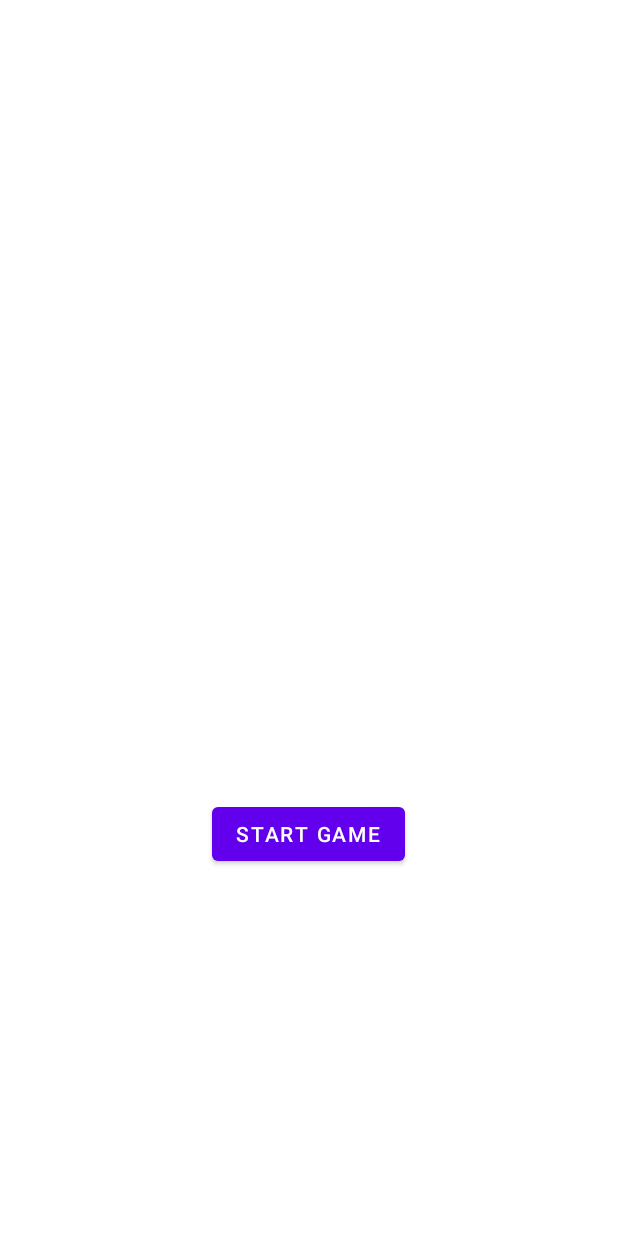
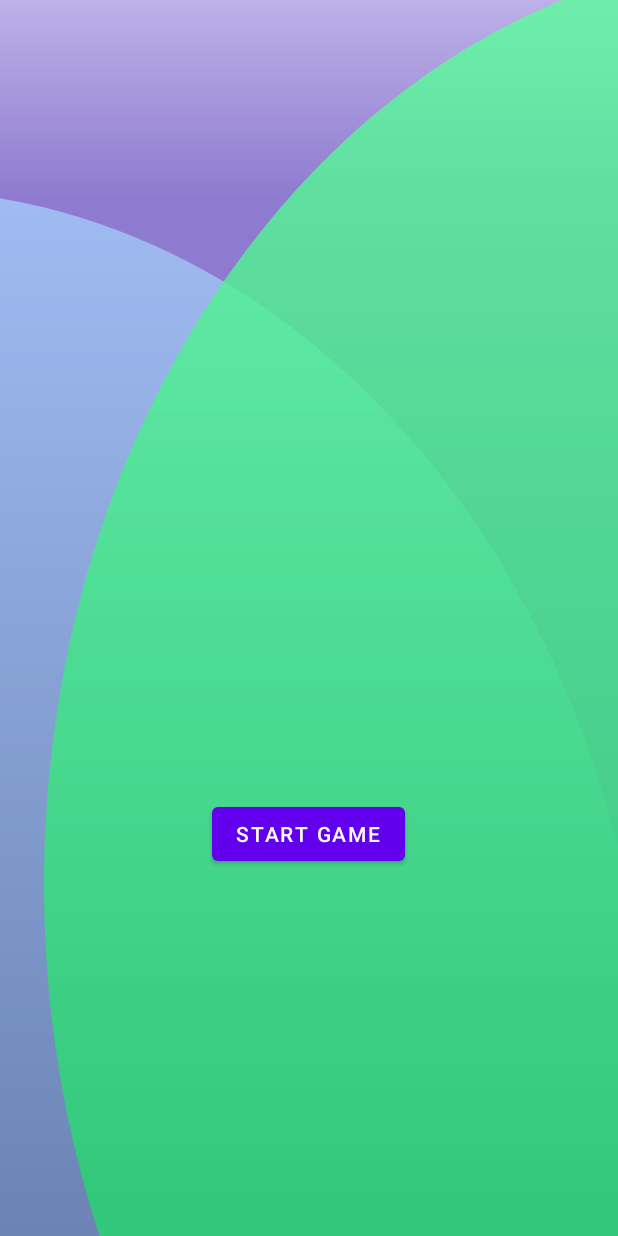
Before and after one commit to himelsaha29/Google_Montreal_Hackathon_2021, an Android app: the screen it shows after launch (WelcomeActivity), on a phone screen of 412 x 824 dp. Run offline under Robolectric (Android 15) with nearby library versions, the phone set to English and light mode, and no system bars; libraries missing offline, so code that uses them is left out: com.cocoahero.android; 3 statements that could not run were skipped.

Commit message:
Backgrounds added

```diff
--- /dev/null
+++ b/app/src/main/res/drawable/background.xml
@@ -0,0 +1,58 @@
+<vector xmlns:android="http://schemas.android.com/apk/res/android"
+    xmlns:aapt="http://schemas.android.com/aapt"
+    android:width="393dp"
+    android:height="770dp"
+    android:viewportWidth="393"
+    android:viewportHeight="770">
+    <group>
+        <clip-path
+            android:pathData="M0,0h393v770h-393z"/>
+        <path
+            android:pathData="M0,0h393v770h-393z">
+            <aapt:attr name="android:fillColor">
+                <gradient
+                    android:startY="0"
+                    android:startX="196.5"
+                    android:endY="770"
+                    android:endX="196.5"
+                    android:type="linear">
+                    <item android:offset="0" android:color="#FFBDB1E8"/>
+                    <item android:offset="0.162" android:color="#FF8E7ACF"/>
+                    <item android:offset="1" android:color="#FF8774C3"/>
+                </gradient>
+            </aapt:attr>
+        </path>
+        <path
+            android:pathData="M-546,698a480,580 0,1 0,960 0a480,580 0,1 0,-960 0z"
+            android:strokeAlpha="0.75"
+            android:fillAlpha="0.75">
+            <aapt:attr name="android:fillColor">
+                <gradient
+                    android:startY="118"
+                    android:startX="-66"
+                    android:endY="1278"
+                    android:endX="-66"
+                    android:type="linear">
+                    <item android:offset="0" android:color="#FFA5D1FD"/>
+                    <item android:offset="1" android:color="#FF2C5073"/>
+                </gradient>
+            </aapt:attr>
+        </path>
+        <path
+            android:pathData="M508,-29C773.1,-29 988,230.675 988,551s-214.9,580 -480,580S28,871.325 28,551 242.9,-29 508,-29Z"
+            android:strokeAlpha="0.8"
+            android:fillAlpha="0.8">
+            <aapt:attr name="android:fillColor">
+                <gradient
+                    android:startY="-29"
+                    android:startX="508"
+                    android:endY="1131"
+                    android:endX="508"
+                    android:type="linear">
+                    <item android:offset="0" android:color="#FF5DFE9D"/>
+                    <item android:offset="1" android:color="#FF07C754"/>
+                </gradient>
+            </aapt:attr>
+        </path>
+    </group>
+</vector>
--- a/app/src/main/res/layout/activity_randomizer.xml
+++ b/app/src/main/res/layout/activity_randomizer.xml
@@ -4,7 +4,7 @@
     xmlns:tools="http://schemas.android.com/tools"
     android:layout_width="match_parent"
     android:layout_height="match_parent"
-    android:background="@color/white"
+    android:background="@drawable/background_blurred"
     android:orientation="vertical"
     tools:context=".Randomizer">
 
--- a/app/src/main/res/layout/activity_welcome.xml
+++ b/app/src/main/res/layout/activity_welcome.xml
@@ -3,8 +3,8 @@
     xmlns:app="http://schemas.android.com/apk/res-auto"
     xmlns:tools="http://schemas.android.com/tools"
     android:layout_width="match_parent"
+    android:background="@drawable/background"
     android:layout_height="match_parent"
-    android:background="@color/white"
     tools:context=".WelcomeActivity">
 
     <Button
```
Also changed, not shown: app/src/main/res/drawable/background_blurred.png (added).
